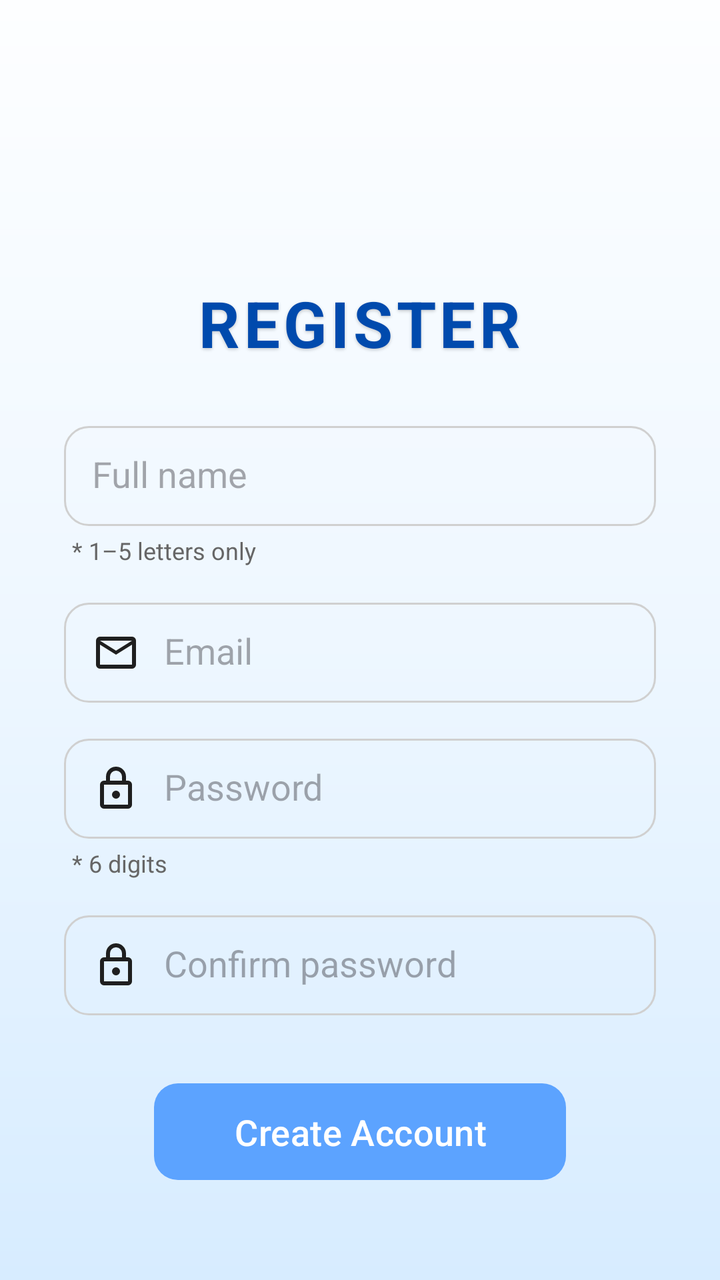
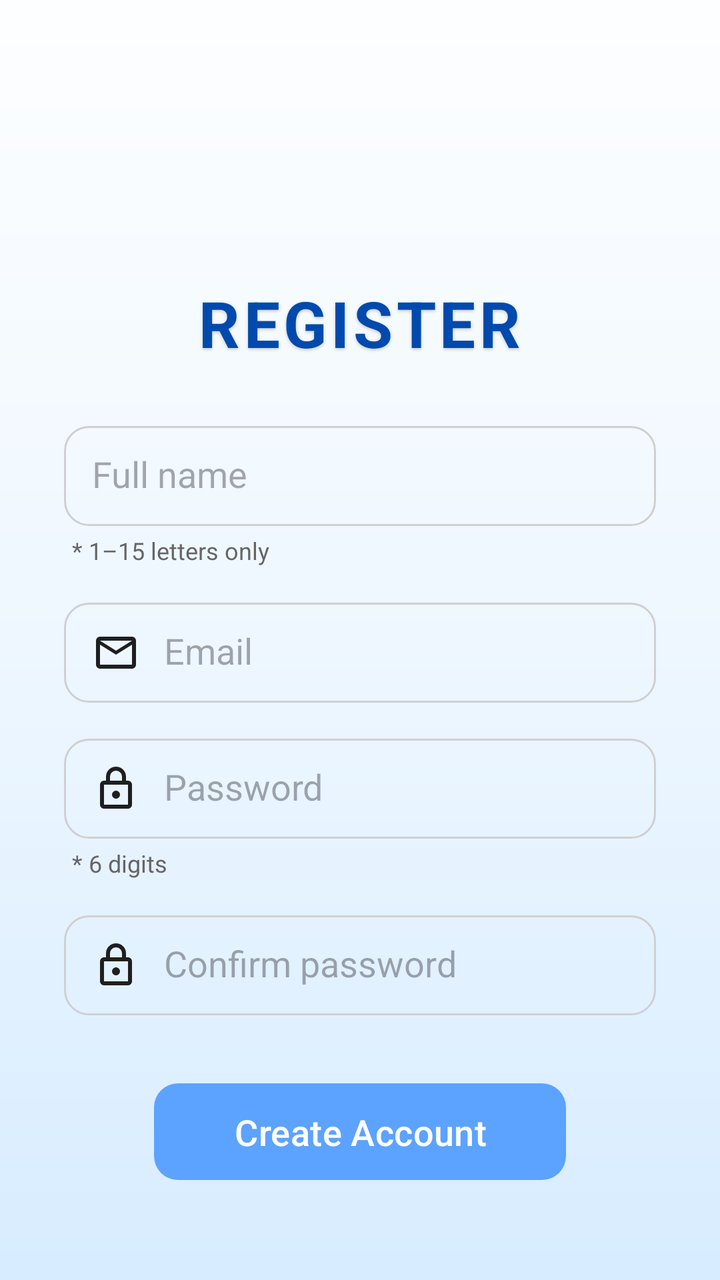

An Android layout rendered at two revisions. The XML below is the earlier revision; the diff shows what the commit changed to produce the second picture.
<!-- AndroidManifest.xml: application theme Theme.First_exercise -->
<!-- res/layout/activity_register.xml -->
<?xml version="1.0" encoding="utf-8"?>
<androidx.constraintlayout.widget.ConstraintLayout
    xmlns:android="http://schemas.android.com/apk/res/android"
    xmlns:app="http://schemas.android.com/apk/res-auto"
    xmlns:tools="http://schemas.android.com/tools"
    android:layout_width="match_parent"
    android:layout_height="match_parent"
    android:background="@drawable/login_background"
    tools:context=".RegisterActivity">

    <TextView
        android:id="@+id/title_register"
        android:layout_width="wrap_content"
        android:layout_height="wrap_content"
        android:layout_marginTop="140dp"
        android:letterSpacing="0.06"
        android:shadowColor="@color/shadow_black"
        android:shadowDx="0"
        android:shadowDy="2"
        android:shadowRadius="4"
        android:text="REGISTER"
        android:textColor="@color/blue"
        android:textSize="32sp"
        android:textStyle="bold"
        app:layout_constraintEnd_toEndOf="parent"
        app:layout_constraintStart_toStartOf="parent"
        app:layout_constraintTop_toTopOf="parent" />

    <EditText
        android:id="@+id/fullname_input"
        android:layout_width="0dp"
        android:layout_height="50dp"
        android:layout_marginStart="32dp"
        android:layout_marginTop="30dp"
        android:layout_marginEnd="32dp"
        android:background="@drawable/text_box"
        android:drawablePadding="12dp"
        android:hint="Full name"
        android:padding="14dp"
        android:textColor="@color/black"
        android:imeOptions="actionNext"
        android:singleLine="true"
        app:layout_constraintEnd_toEndOf="parent"
        app:layout_constraintStart_toStartOf="parent"
        app:layout_constraintTop_toBottomOf="@id/title_register" />

    <TextView
        android:id="@+id/username_hint_text"
        android:layout_width="0dp"
        android:layout_height="wrap_content"
        android:layout_marginStart="36dp"
        android:layout_marginEnd="36dp"
        android:layout_marginTop="4dp"
        android:text="* 1–5 letters only"
        android:textSize="12sp"
        android:textColor="#666666"
        app:layout_constraintTop_toBottomOf="@id/fullname_input"
        app:layout_constraintStart_toStartOf="parent"
        app:layout_constraintEnd_toEndOf="parent"/>

    <EditText
        android:id="@+id/email_input"
        android:layout_width="0dp"
        android:layout_height="50dp"
        android:layout_marginStart="32dp"
        android:layout_marginTop="18dp"
        android:layout_marginEnd="32dp"
        android:background="@drawable/text_box"
        android:drawableStart="@drawable/mail"
        android:drawablePadding="12dp"
        android:hint="Email"
        android:padding="14dp"
        android:textColor="@color/black"
        android:imeOptions="actionNext"
        android:singleLine="true"
        app:layout_constraintEnd_toEndOf="parent"
        app:layout_constraintStart_toStartOf="parent"
        app:layout_constraintTop_toBottomOf="@id/username_hint_text" />

    <EditText
        android:id="@+id/password_input"
        android:layout_width="0dp"
        android:layout_height="50dp"
        android:layout_marginStart="32dp"
        android:layout_marginTop="18dp"
        android:layout_marginEnd="32dp"
        android:background="@drawable/text_box"
        android:drawableStart="@drawable/lock"
        android:drawablePadding="12dp"
        android:hint="Password"
        android:inputType="numberPassword"
        android:maxLength="6"
        android:padding="14dp"
        android:textColor="@color/black"
        android:imeOptions="actionNext"
        android:singleLine="true"
        app:layout_constraintEnd_toEndOf="parent"
        app:layout_constraintStart_toStartOf="parent"
        app:layout_constraintTop_toBottomOf="@id/email_input" />

    <TextView
        android:id="@+id/password_hint_text"
        android:layout_width="0dp"
        android:layout_height="wrap_content"
        android:layout_marginStart="36dp"
        android:layout_marginEnd="36dp"
        android:layout_marginTop="4dp"
        android:text="* 6 digits"
        android:textSize="12sp"
        android:textColor="#666666"
        app:layout_constraintTop_toBottomOf="@id/password_input"
        app:layout_constraintStart_toStartOf="parent"
        app:layout_constraintEnd_toEndOf="parent"/>

    <EditText
        android:id="@+id/confirm_password_input"
        android:layout_width="0dp"
        android:layout_height="50dp"
        android:layout_marginStart="32dp"
        android:layout_marginTop="18dp"
        android:layout_marginEnd="32dp"
        android:background="@drawable/text_box"
        android:drawableStart="@drawable/lock"
        android:drawablePadding="12dp"
        android:hint="Confirm password"
        android:inputType="numberPassword"
        android:maxLength="6"
        android:padding="14dp"
        android:textColor="@color/black"
        android:imeOptions="actionDone"
        android:singleLine="true"
        app:layout_constraintEnd_toEndOf="parent"
        app:layout_constraintStart_toStartOf="parent"
        app:layout_constraintTop_toBottomOf="@id/password_hint_text" />

    <com.google.android.material.button.MaterialButton
        android:id="@+id/register_btn"
        android:layout_width="wrap_content"
        android:layout_height="wrap_content"
        android:minHeight="48dp"
        android:layout_marginTop="30dp"
        android:paddingStart="40dp"
        android:paddingEnd="40dp"
        android:paddingTop="12dp"
        android:paddingBottom="12dp"
        app:backgroundTint="@color/lightBlue"
        android:elevation="6dp"
        android:text="Create Account"
        android:textColor="@android:color/white"
        android:textSize="18sp"
        app:cornerRadius="12dp"
        app:layout_constraintEnd_toEndOf="parent"
        app:layout_constraintStart_toStartOf="parent"
        app:layout_constraintTop_toBottomOf="@id/confirm_password_input" />



</androidx.constraintlayout.widget.ConstraintLayout>
<!-- resources referenced by this layout -->
<resources>
  <color name="black">#FF000000</color>
  <color name="blue">#004aad</color>
  <color name="lightBlue">#5ca3ff</color>
  <color name="shadow_black">#33000000</color>
  <!-- drawable lock (drawable) -->
  <vector xmlns:android="http://schemas.android.com/apk/res/android"
      android:width="24dp"
      android:height="24dp"
      android:viewportWidth="960"
      android:viewportHeight="960">
    <path
        android:pathData="M240,880q-33,0 -56.5,-23.5T160,800v-400q0,-33 23.5,-56.5T240,320h40v-80q0,-83 58.5,-141.5T480,40q83,0 141.5,58.5T680,240v80h40q33,0 56.5,23.5T800,400v400q0,33 -23.5,56.5T720,880L240,880ZM240,800h480v-400L240,400v400ZM480,680q33,0 56.5,-23.5T560,600q0,-33 -23.5,-56.5T480,520q-33,0 -56.5,23.5T400,600q0,33 23.5,56.5T480,680ZM360,320h240v-80q0,-50 -35,-85t-85,-35q-50,0 -85,35t-35,85v80ZM240,800v-400,400Z"
        android:fillColor="#1f1f1f"/>
  </vector>
  <!-- drawable login_background (drawable) -->
  <?xml version="1.0" encoding="utf-8"?>
  <shape xmlns:android="http://schemas.android.com/apk/res/android">
      <gradient
          android:startColor="#FDFEFF"
      android:centerColor="#EEF7FF"
      android:endColor="#D7ECFF"
      android:angle="270" />
  </shape>
  <!-- drawable mail (drawable) -->
  <vector xmlns:android="http://schemas.android.com/apk/res/android"
      android:width="24dp"
      android:height="24dp"
      android:viewportWidth="960"
      android:viewportHeight="960">
    <path
        android:pathData="M160,800q-33,0 -56.5,-23.5T80,720v-480q0,-33 23.5,-56.5T160,160h640q33,0 56.5,23.5T880,240v480q0,33 -23.5,56.5T800,800L160,800ZM480,520L160,320v400h640v-400L480,520ZM480,440 L800,240L160,240l320,200ZM160,320v-80,480 -400Z"
        android:fillColor="#1f1f1f"/>
  </vector>
  <!-- drawable text_box (drawable) -->
  <?xml version="1.0" encoding="utf-8"?>
  <shape xmlns:android="http://schemas.android.com/apk/res/android">
  
      <solid android:color="@color/transparent" />
  
      <corners android:radius="12dp"/>
  
      <stroke
          android:width="1dp"
          android:color="@color/login_border_gray" />
  
  </shape>
  <style name="Theme.First_exercise" parent="Base.Theme.First_exercise" />
  <color name="transparent">#00FFFFFF</color>
  <color name="login_border_gray">#D0D0D0</color>
  <style name="Base.Theme.First_exercise" parent="Theme.Material3.DayNight.NoActionBar">
          
          
      </style>
</resources>

<!-- the commit's change to res/layout/activity_register.xml (unified diff, before → after) -->
@@ -51,7 +51,7 @@
         android:layout_marginStart="36dp"
         android:layout_marginEnd="36dp"
         android:layout_marginTop="4dp"
-        android:text="* 1–5 letters only"
+        android:text="* 1–15 letters only"
         android:textSize="12sp"
         android:textColor="#666666"
         app:layout_constraintTop_toBottomOf="@id/fullname_input"
